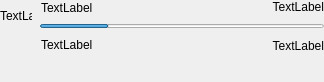
Before: the Qt Designer form ukui-power-manager-tray/deviceform.ui in ukui/ukui-power-manager, drawn with Qt 5.
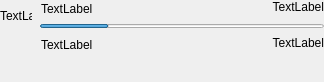
After: the same form once the commit is applied.

Commit message: modifiy font height and spacing

The edit to the form file:
```diff
--- a/ukui-power-manager-tray/deviceform.ui
+++ b/ukui-power-manager-tray/deviceform.ui
@@ -50,7 +50,7 @@
      <x>41</x>
      <y>0</y>
      <width>131</width>
-     <height>16</height>
+     <height>18</height>
     </rect>
    </property>
    <property name="text">
@@ -90,9 +90,9 @@
    <property name="geometry">
     <rect>
      <x>183</x>
-     <y>40</y>
+     <y>35</y>
      <width>141</width>
-     <height>11</height>
+     <height>16</height>
     </rect>
    </property>
    <property name="text">
```
The commit also changes 11 other files.
